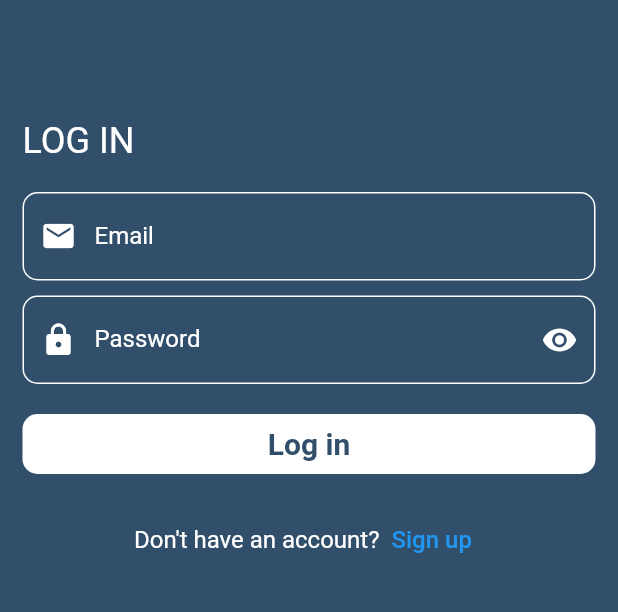
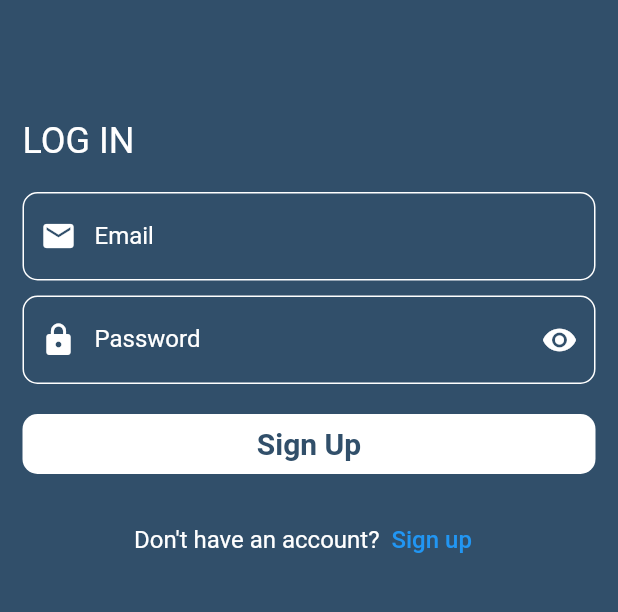
Before and after one commit to MostafaSaadEddin2004/Chat-App, a Flutter app: the Login screen opened directly, on a phone screen of 412 x 824 dp, the part 447-1059 px from its top. Run offline on Flutter 3.47's test engine with Material 2 defaults, Android fonts, the light colour scheme and no system bars; drawn by our look-alikes of modal_progress_hud_nsn; our stand-ins replace bloc, cloud_firestore, firebase_auth, firebase_core, flutter_bloc; accounts and stored records are empty.

Commit message:
i made the registration with cubit

```diff
--- a/lib/Components/ChatBubble.dart
+++ b/lib/Components/ChatBubble.dart
@@ -2,14 +2,13 @@ import 'package:cloud_firestore/cloud_firestore.dart';
 import 'package:flutter/material.dart';
 import 'package:intl/intl.dart';
 import '../Consts.dart';
-import '../Pages/ChatPage.dart';
 import '../models/MessagesModel.dart';
 import 'Colors.dart';
 
 class ChatBubbleMajor extends StatelessWidget {
   ChatBubbleMajor({super.key, required this.message});
   final Message message;
-  CollectionReference messages =
+  final CollectionReference messages =
       FirebaseFirestore.instance.collection(KMessagesCollection);
 
   @override
@@ -56,7 +55,7 @@ class ChatBubbleMajor extends StatelessWidget {
 class ChatBubbleSubsidiary extends StatelessWidget {
   ChatBubbleSubsidiary({super.key, required this.message});
   final Message message;
-  CollectionReference messages =
+  final CollectionReference messages =
       FirebaseFirestore.instance.collection(KMessagesCollection);
 
   @override
--- /dev/null
+++ b/lib/Components/buttons.dart
@@ -0,0 +1,35 @@
+import 'package:flutter/material.dart';
+
+class RegistrationButton extends StatelessWidget {
+  const RegistrationButton(
+      {super.key,
+      required this.onTap,
+      required this.title,
+      required this.isLoading});
+  final VoidCallback onTap;
+  final String title;
+  final bool isLoading;
+  @override
+  Widget build(BuildContext context) {
+    return GestureDetector(
+      onTap: onTap,
+      child: Container(
+          alignment: Alignment.center,
+          decoration: BoxDecoration(
+              color: Colors.white, borderRadius: BorderRadius.circular(10)),
+          height: 40,
+          width: double.infinity,
+          child: isLoading == false
+              ? Text(
+                  title,
+                  style: const TextStyle(
+                      color: Color(0xff314f6a),
+                      fontSize: 20,
+                      fontWeight: FontWeight.bold),
+                )
+              : const CircularProgressIndicator(
+                  color: Color(0xff314f6a),
+                )),
+    );
+  }
+}
--- /dev/null
+++ b/lib/Cubits/chat/chat_state.dart
@@ -0,0 +1,6 @@
+part of 'chat_cubit.dart';
+
+@immutable
+class ChatState {}
+
+class ChatInitial extends ChatState {}
--- /dev/null
+++ b/lib/Cubits/login/login_state.dart
@@ -0,0 +1,19 @@
+part of 'login_cubit.dart';
+
+@immutable
+class LoginState {}
+
+class LoginInitial extends LoginState {}
+
+class LoginLoading extends LoginState {}
+
+class LoginSuccess extends LoginState {
+  final String successMessage;
+
+  LoginSuccess({required this.successMessage});
+}
+
+class LoginFailure extends LoginState {
+  final String errorMessage;
+  LoginFailure({required this.errorMessage});
+}
--- a/lib/Pages/LoginPage.dart
+++ b/lib/Pages/LoginPage.dart
@@ -1,12 +1,14 @@
 import 'package:chat_app/Components/Colors.dart';
-import 'package:chat_app/Pages/ChatPage.dart';
+import 'package:chat_app/Components/buttons.dart';
+import 'package:chat_app/Cubits/login/login_cubit.dart';
 import 'package:chat_app/Pages/SignupPage.dart';
-import 'package:firebase_auth/firebase_auth.dart';
+import 'package:chat_app/functions/show_snackbar.dart';
 import 'package:flutter/material.dart';
+import 'package:flutter_bloc/flutter_bloc.dart';
 import 'package:modal_progress_hud_nsn/modal_progress_hud_nsn.dart';
 
 class Login extends StatefulWidget {
-  Login({super.key});
+  const Login({super.key});
 
   static String id = 'Login';
 
@@ -17,18 +19,28 @@ class Login extends StatefulWidget {
 class _LoginState extends State<Login> {
   String? email;
   String? password;
-  GlobalKey<FormState> formkey = GlobalKey();
+  GlobalKey<FormState> formKey = GlobalKey();
 
   bool isLoading = false;
   bool passwordVisible = true;
   @override
   Widget build(BuildContext context) {
-    return ModalProgressHUD(
+    return BlocListener<LoginCubit, LoginState>(
+      listener: (context, state) {
+        if (state is LoginLoading) {
+          isLoading = true;
+        } else if (state is LoginSuccess) {
+          showSnackBar(context, state.successMessage);
+        } else if (state is LoginFailure) {
+          showSnackBar(context, state.errorMessage);
+        }
+      },
+      child: ModalProgressHUD(
         inAsyncCall: isLoading,
         child: Scaffold(
           backgroundColor: PrimaryColor,
           body: Form(
-          key: formkey,
+            key: formKey,
             child: SingleChildScrollView(
               padding: const EdgeInsets.symmetric(horizontal: 15),
               child: Column(children: [
@@ -116,7 +128,9 @@ class _LoginState extends State<Login> {
                     ),
                     suffixIcon: IconButton(
                       icon: Icon(
-                      passwordVisible ? Icons.visibility : Icons.visibility_off,
+                        passwordVisible
+                            ? Icons.visibility
+                            : Icons.visibility_off,
                         color: WhiteColor,
                       ),
                       onPressed: () {
@@ -146,48 +160,15 @@ class _LoginState extends State<Login> {
                 const SizedBox(
                   height: 20,
                 ),
-              GestureDetector(
-                onTap: () async {
-                  if (formkey.currentState!.validate()) {
-                    isLoading = true;
-                    setState(() {});
-                    try {
-                      await userLogin();
-                      Navigator.pushNamed(context, ChatPage.id,
-                          arguments: email);
-                    } on FirebaseAuthException catch (e) {
-                      if (e.code == "user-not-found") {
-                        showSnackBar(context, 'User not found');
-                      } else if (e.code == "wrong-password") {
-                        showSnackBar(
-                            context, "Email and password doesn't match");
+                RegistrationButton(
+                    onTap: () {
+                      if (formKey.currentState!.validate()) {
+                        BlocProvider.of<LoginCubit>(context)
+                            .logIn(email: email!, password: password!);
                       }
-                    } catch (e) {
-                      showSnackBar(context, 'The is an error occured');
-                    }
-                    isLoading = false;
-                    setState(() {});
-                  } else {
-                    print("invalid Data");
-                  }
-                  print('button is presser');
                     },
-                child: Container(
-                  alignment: Alignment.center,
-                  decoration: BoxDecoration(
-                      color: Colors.white,
-                      borderRadius: BorderRadius.circular(10)),
-                  height: 40,
-                  width: double.infinity,
-                  child: Text(
-                    'Log in',
-                    style: TextStyle(
-                        color: Color(0xff314f6a),
-                        fontSize: 20,
-                        fontWeight: FontWeight.bold),
-                  ),
-                ),
-              ),
+                    title: 'Sign Up',
+                    isLoading: isLoading),
                 const SizedBox(
                   height: 20,
                 ),
@@ -200,7 +181,7 @@ class _LoginState extends State<Login> {
                     ),
                     TextButton(
                         onPressed: () {
-                        Navigator.pushNamed(context, Signup.id);
+                          Navigator.pushNamed(context, SignUp.id);
                         },
                         child: Text(
                           'Sign up',
@@ -212,18 +193,7 @@ class _LoginState extends State<Login> {
             ),
           ),
         ),
+      ),
     );
   }
-
-  void showSnackBar(BuildContext context, String message) {
-    ScaffoldMessenger.of(context).showSnackBar(SnackBar(
-        content: Text(
-      message,
-    )));
 }
-
-  Future<void> userLogin() async {
-    UserCredential userL = await FirebaseAuth.instance
-        .signInWithEmailAndPassword(email: email!, password: password!);
-  }
-}
--- a/pubspec.yaml
+++ b/pubspec.yaml
@@ -33,6 +33,7 @@ dependencies:
   firebase_auth: ^4.4.2
   modal_progress_hud_nsn: ^0.4.0
   cloud_firestore: ^4.6.0
+  flutter_bloc: ^7.3.0
   flutter:
     sdk: flutter
 
```
Also changed, not shown: lib/Components/TextFormField.dart (+5 -5 lines), lib/Cubits/chat/chat_cubit.dart (added, +8 -0 lines), lib/Cubits/login/login_cubit.dart (added, +28 -0 lines), lib/Cubits/signup/signup_cubit.dart (added, +28 -0 lines), lib/Cubits/signup/signup_state.dart (added, +19 -0 lines), lib/Pages/SignupPage.dart (+32 -60 lines), lib/functions/show_snackbar.dart (added, +8 -0 lines), lib/main.dart (+5 -5 lines), lib/Consts.dart (line endings or trailing spaces), pubspec.lock, 1 other file. Lines whose indentation alone changed are shown as unchanged.
